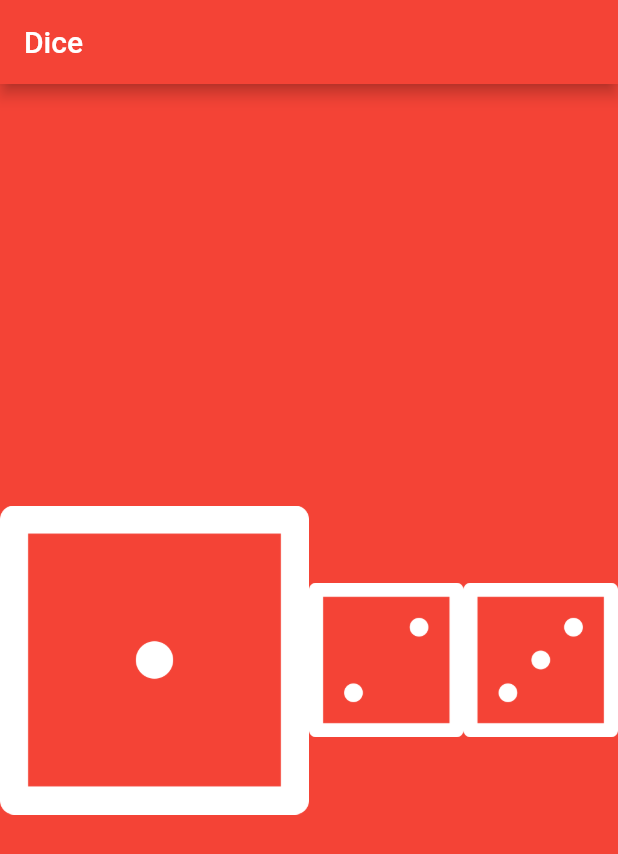
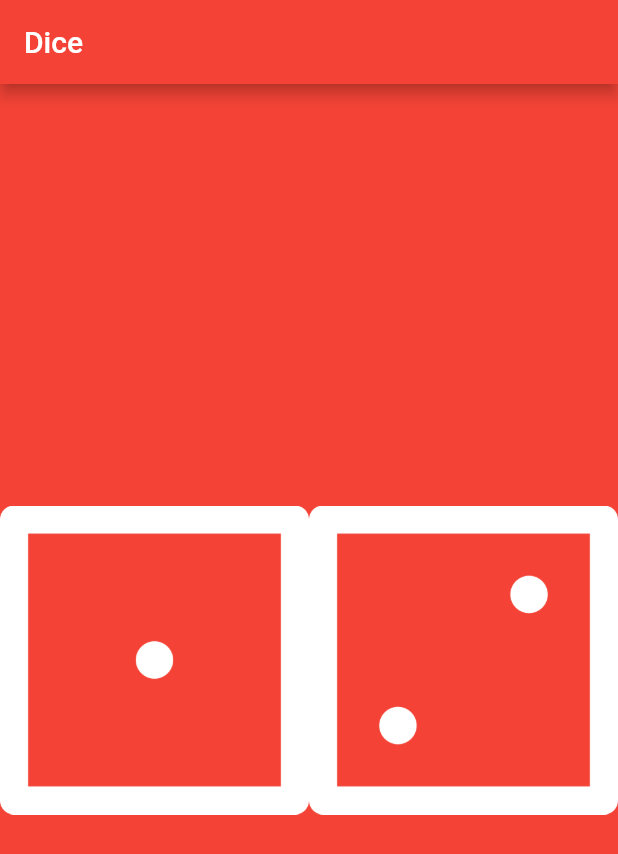
Before and after one commit to Isha41/Dice-App, a Flutter app: the screen it shows after launch, on a phone screen of 412 x 824 dp. Shown: the top 854 px of the screen. Run offline on Flutter 3.47's test engine with Material 2 defaults, Android fonts, the phone set to English and light mode, and no system bars.

```diff
--- a/lib/homepage.dart
+++ b/lib/homepage.dart
@@ -21,19 +21,25 @@ class homepage extends StatelessWidget {
             Row(
               children: [
                 Expanded(
-                  flex: 2,
-                  child: Image.asset(
-                    'assets/dice1.png',
+                  child: GestureDetector(
+                    //Anonymous Function
+                    onTap: () {
+                      print('Left Dice Tapped');
+                    },
+                    child: Image.asset(
+                      'assets/dice1.png',
+                    ),
                   ),
                 ),
                 Expanded(
-                  child: Image.asset(
-                    'assets/dice2.png',
-                  ),
-                ),
-                Expanded(
-                  child: Image.asset(
-                    'assets/dice3.png',
+                  child: GestureDetector(
+                    //Anonymous Function
+                    onTap: () {
+                      print('Right Dice Tapped');
+                    },
+                    child: Image.asset(
+                      'assets/dice2.png',
+                    ),
                   ),
                 ),
               ],
```
